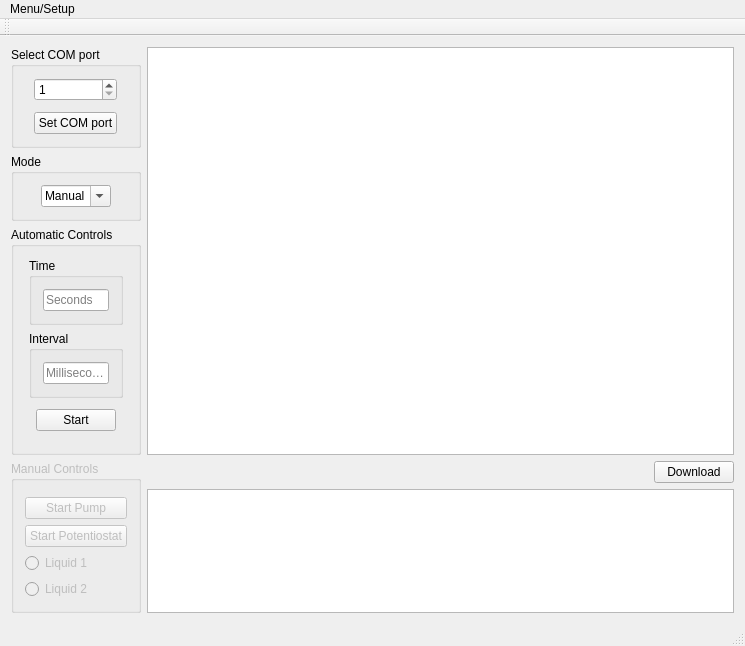
Before: the Qt Designer form user-interface/ExperimentControl/mainwindow.ui in atraastrum/project-a-elec-e8002, drawn with Qt 5.
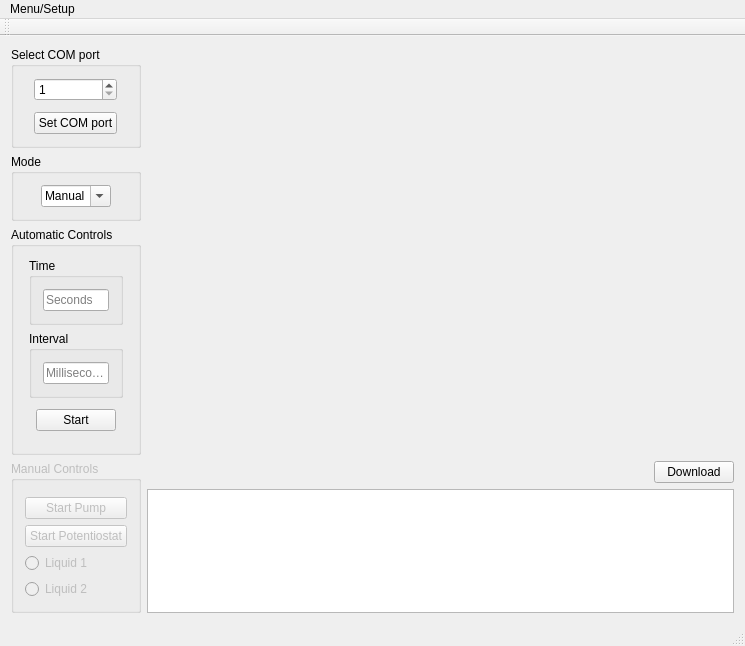
After: the same form once the commit is applied.

Commit message: Delete graph

```diff
--- a/user-interface/ExperimentControl/mainwindow.ui
+++ b/user-interface/ExperimentControl/mainwindow.ui
@@ -215,9 +215,6 @@
       </layout>
      </widget>
     </item>
-    <item row="0" column="1" rowspan="3">
-     <widget class="QGraphicsView" name="graphicsView"/>
-    </item>
     <item row="3" column="1">
      <layout class="QGridLayout" name="gridLayout_2" rowstretch="1,5" columnstretch="5,1">
       <item row="0" column="1">
```
